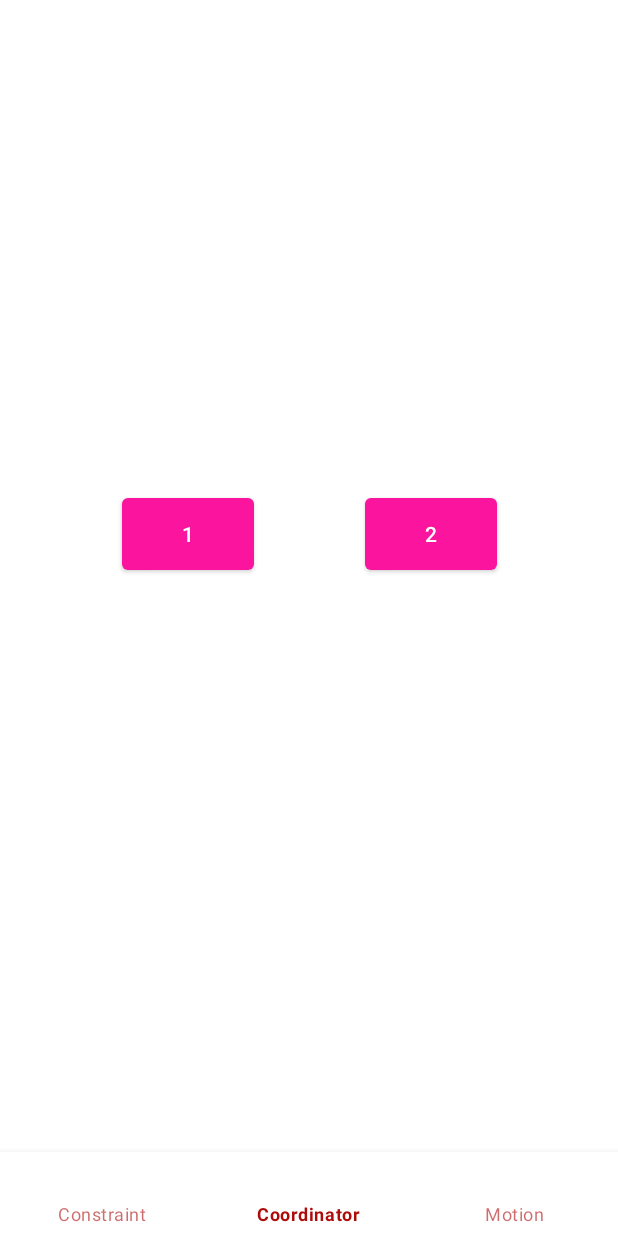
After one commit to mentatusn/material_1797_1679_3, an Android app: the fragment MotionFragment placed in its activity, on a phone screen of 412 x 824 dp. The commit adds this screen. Run offline under Robolectric (Android 15) with nearby library versions, the phone set to English and light mode, and no system bars; Roboto replaces fonts that are not available here.

Commit message:
урок 4 motionLayout способ первый

```diff
--- a/app/src/main/AndroidManifest.xml
+++ b/app/src/main/AndroidManifest.xml
@@ -12,7 +12,7 @@
         android:supportsRtl="true"
         android:theme="@style/MyRedTheme">
         <activity
-            android:name=".view.constraint.LayoutActivity"
+            android:name="com.gb.material_1797_1679_3.view.layouts.LayoutActivity"
             android:exported="true">
             <intent-filter>
                 <action android:name="android.intent.action.MAIN" />
--- a/app/src/main/java/com/gb/material_1797_1679_3/view/constraint/ConstraintFragment.kt
+++ b/app/src/main/java/com/gb/material_1797_1679_3/view/layouts/constraint/ConstraintFragment.kt
@@ -1,12 +1,9 @@
-package com.gb.material_1797_1679_3.view.constraint
+package com.gb.material_1797_1679_3.view.layouts.constraint
 
 import android.os.Bundle
 import android.view.*
 import androidx.fragment.app.Fragment
-import com.gb.material_1797_1679_3.R
 import com.gb.material_1797_1679_3.databinding.FragmentConstraintBinding
-import com.gb.material_1797_1679_3.databinding.FragmentEarthBinding
-import com.gb.material_1797_1679_3.databinding.FragmentMainBinding
 
 
 class ConstraintFragment : Fragment() {
--- a/app/src/main/java/com/gb/material_1797_1679_3/view/coordinator/ButtonBehavior.kt
+++ b/app/src/main/java/com/gb/material_1797_1679_3/view/layouts/coordinator/ButtonBehavior.kt
@@ -1,4 +1,4 @@
-package com.gb.material_1797_1679_3.view.coordinator
+package com.gb.material_1797_1679_3.view.layouts.coordinator
 
 import android.content.Context
 import android.util.AttributeSet
--- a/app/src/main/java/com/gb/material_1797_1679_3/view/coordinator/CoordinatorFragment.kt
+++ b/app/src/main/java/com/gb/material_1797_1679_3/view/layouts/coordinator/CoordinatorFragment.kt
@@ -1,4 +1,4 @@
-package com.gb.material_1797_1679_3.view.coordinator
+package com.gb.material_1797_1679_3.view.layouts.coordinator
 
 import android.os.Bundle
 import android.view.*
--- a/app/src/main/java/com/gb/material_1797_1679_3/view/coordinator/NestedBehavior.kt
+++ b/app/src/main/java/com/gb/material_1797_1679_3/view/layouts/coordinator/NestedBehavior.kt
@@ -1,4 +1,4 @@
-package com.gb.material_1797_1679_3.view.coordinator
+package com.gb.material_1797_1679_3.view.layouts.coordinator
 
 import android.content.Context
 import android.util.AttributeSet
--- /dev/null
+++ b/app/src/main/java/com/gb/material_1797_1679_3/view/layouts/motion/MotionFragment.kt
@@ -0,0 +1,44 @@
+package com.gb.material_1797_1679_3.view.layouts.motion
+
+import android.os.Bundle
+import android.view.*
+import androidx.fragment.app.Fragment
+import com.gb.material_1797_1679_3.databinding.FragmentConstraintBinding
+import com.gb.material_1797_1679_3.databinding.FragmentMotionStartBinding
+
+
+class MotionFragment : Fragment() {
+
+
+    private var _binding: FragmentMotionStartBinding? = null
+    private val binding: FragmentMotionStartBinding
+        get() = _binding!!
+
+
+
+    override fun onCreateView(
+        inflater: LayoutInflater, container: ViewGroup?,
+        savedInstanceState: Bundle?
+    ): View {
+        _binding = FragmentMotionStartBinding.inflate(inflater, container, false)
+        return binding.root
+    }
+
+    override fun onDestroy() {
+        super.onDestroy()
+        _binding = null
+    }
+
+
+    override fun onViewCreated(view: View, savedInstanceState: Bundle?) {
+        super.onViewCreated(view, savedInstanceState)
+    }
+
+
+
+
+    companion object {
+        @JvmStatic
+        fun newInstance() = MotionFragment()
+    }
+}
--- a/app/src/main/res/layout/fragment_coordinator.xml
+++ b/app/src/main/res/layout/fragment_coordinator.xml
@@ -37,7 +37,7 @@
     <androidx.core.widget.NestedScrollView
         android:layout_width="match_parent"
         android:layout_height="match_parent"
-        app:layout_behavior=".view.coordinator.NestedBehavior">
+        app:layout_behavior=".view.layouts.coordinator.NestedBehavior">
 
         <TextView
             android:layout_width="wrap_content"
--- /dev/null
+++ b/app/src/main/res/layout/fragment_motion_start.xml
@@ -0,0 +1,38 @@
+<?xml version="1.0" encoding="utf-8"?>
+<androidx.constraintlayout.motion.widget.MotionLayout
+    xmlns:android="http://schemas.android.com/apk/res/android"
+    xmlns:app="http://schemas.android.com/apk/res-auto"
+    xmlns:tools="http://schemas.android.com/tools"
+    android:layout_width="match_parent"
+    android:layout_height="match_parent"
+    app:layoutDescription="@xml/motion_scene">
+
+
+    <com.google.android.material.button.MaterialButton
+        android:id="@+id/btnOne"
+        android:layout_width="wrap_content"
+        android:layout_height="wrap_content"
+        android:insetTop="0dp"
+        android:insetBottom="0dp"
+        android:text="1"
+        app:layout_constraintHorizontal_bias="0.25"
+        app:layout_constraintBottom_toBottomOf="parent"
+        app:layout_constraintEnd_toEndOf="parent"
+        app:layout_constraintStart_toStartOf="parent"
+        app:layout_constraintTop_toTopOf="parent" />
+
+    <com.google.android.material.button.MaterialButton
+        android:id="@+id/btnTwo"
+        android:layout_width="wrap_content"
+        android:layout_height="wrap_content"
+        android:insetTop="0dp"
+        android:insetBottom="0dp"
+        android:text="2"
+        app:layout_constraintBottom_toBottomOf="parent"
+        app:layout_constraintEnd_toEndOf="parent"
+        app:layout_constraintHorizontal_bias="0.75"
+        app:layout_constraintStart_toStartOf="parent"
+        app:layout_constraintTop_toTopOf="parent" />
+
+
+</androidx.constraintlayout.motion.widget.MotionLayout>
--- /dev/null
+++ b/app/src/main/res/xml/motion_scene.xml
@@ -0,0 +1,13 @@
+<?xml version="1.0" encoding="utf-8"?>
+<MotionScene xmlns:app="http://schemas.android.com/apk/res-auto"
+    xmlns:android="http://schemas.android.com/apk/res/android">
+
+
+
+    <Transition
+        app:constraintSetEnd="@layout/fragment_motion_end"
+        app:constraintSetStart="@layout/fragment_motion_start"
+        app:duration="2000">
+        <OnClick app:targetId="@+id/btnOne" />
+    </Transition>
+</MotionScene>
```
Also changed, not shown: app/src/main/java/com/gb/material_1797_1679_3/view/layouts/LayoutActivity.kt (renamed from app/src/main/java/com/gb/material_1797_1679_3/view/constraint/LayoutActivity.kt, +6 -18 lines), app/src/main/java/com/gb/material_1797_1679_3/view/main/BottomNavigationDrawerFragment.kt (+1 -6 lines), app/src/main/res/layout/fragment_motion_end.xml (added, +38 -0 lines).
